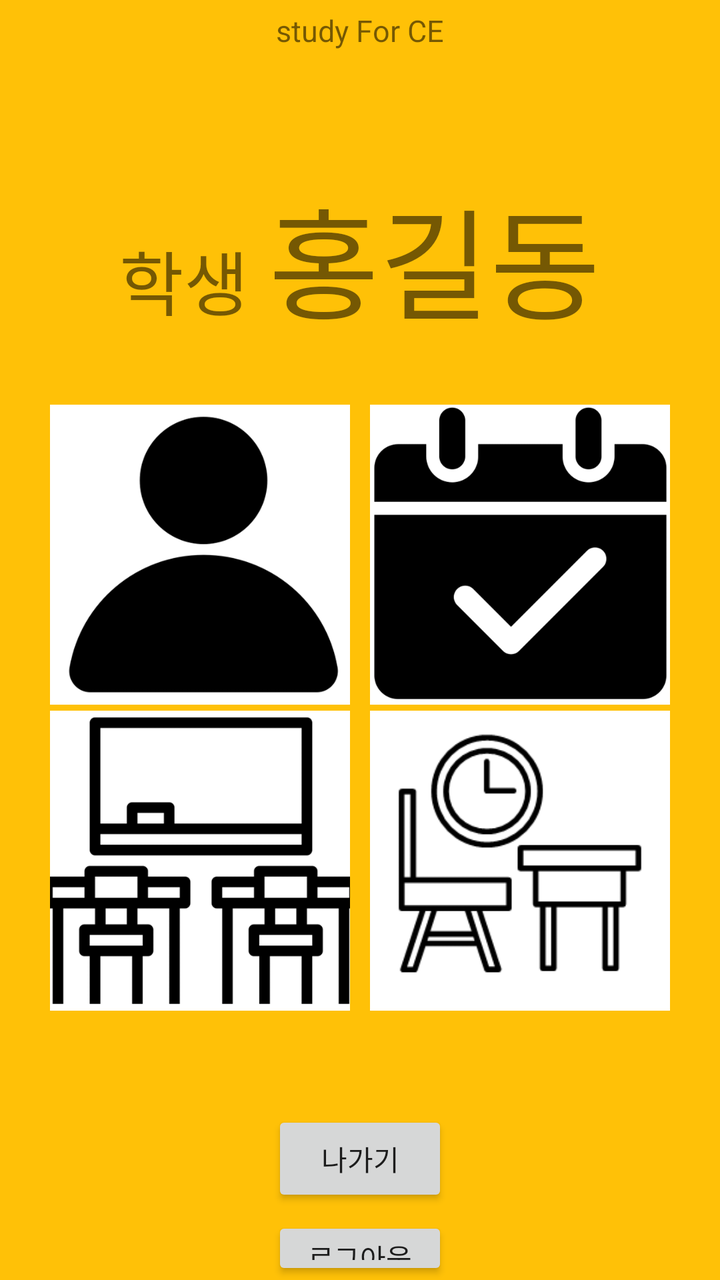
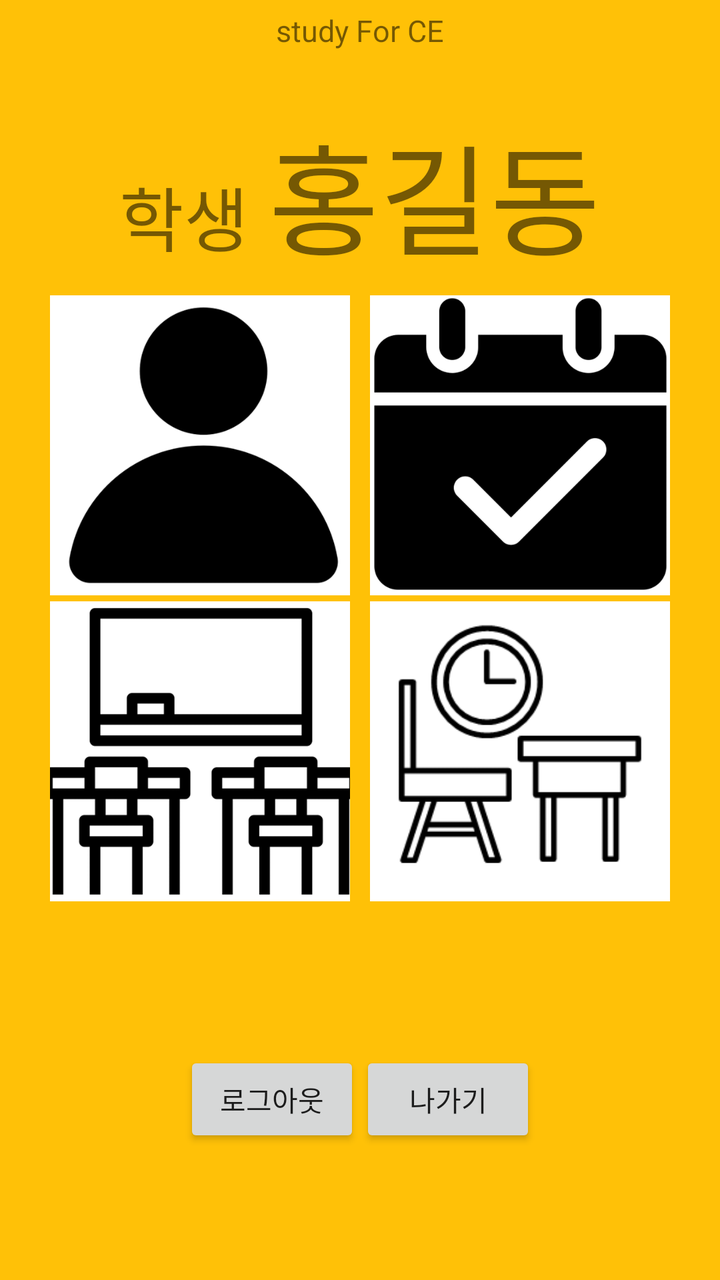

The first picture is an Android layout as it rendered before a commit; the second is the same layout after the commit. The layout source and the unified diff follow.
<!-- AndroidManifest.xml: application theme AppTheme -->
<!-- res/layout/activity_personal_page.xml -->
<?xml version="1.0" encoding="utf-8"?>
<LinearLayout xmlns:android="http://schemas.android.com/apk/res/android"
    xmlns:app="http://schemas.android.com/apk/res-auto"
    xmlns:tools="http://schemas.android.com/tools"
    android:layout_width="match_parent"
    android:layout_height="match_parent"
    tools:context=".personal_page"
    android:orientation="vertical"
    android:background="@color/orange">


    <TextView
        android:layout_width="wrap_content"
        android:layout_height="wrap_content"
        android:layout_gravity="center"
        android:layout_marginTop="5dp"
        android:text="study For CE"
        android:textSize="15dp"/>

    <LinearLayout
        android:layout_width="wrap_content"
        android:layout_height="wrap_content"
        android:layout_gravity="center_horizontal"
        android:layout_marginTop="60dp">
        <TextView
            android:id="@+id/usertype"
            android:layout_height="wrap_content"
            android:layout_width="wrap_content"
            android:text="학생"
            android:textSize="35dp" />
        <TextView
            android:id="@+id/username"
            android:layout_width="wrap_content"
            android:layout_height="wrap_content"
            android:layout_marginLeft="10dp"
            android:text="홍길동"
            android:textSize="60dp" />
    </LinearLayout>



    <GridLayout
        android:layout_width="wrap_content"
        android:layout_height="wrap_content"
        android:layout_marginTop="30dp"
        android:columnCount="2"
        android:rowCount="2"
        android:layout_gravity="center">
        <ImageButton
            android:id="@+id/userinfo"
            android:layout_width="150dp"
            android:layout_height="150dp"
            android:layout_marginRight="5dp"
            android:layout_column="0"
            android:layout_row="0"
            android:src="@drawable/person"
            android:padding="0sp"
            android:scaleType="centerCrop" />
        <ImageButton
            android:id="@+id/schedule"
            android:layout_width="150dp"
            android:layout_height="150dp"
            android:layout_marginLeft="5dp"
            android:layout_column="1"
            android:layout_row="0"
            android:src="@drawable/schedule"
            android:padding="0sp"
            android:scaleType="centerCrop" />
        <ImageButton
            android:id="@+id/userclasses"
            android:layout_width="150dp"
            android:layout_height="150dp"
            android:layout_marginRight="5dp"
            android:layout_marginTop="3dp"
            android:layout_row="1"
            android:layout_column="0"
            android:src="@drawable/classes"
            android:padding="0sp"
            android:scaleType="centerCrop" />
        <ImageButton
            android:id="@+id/timer"
            android:layout_width="150dp"
            android:layout_height="150dp"
            android:layout_marginLeft="5dp"
            android:layout_marginTop="3dp"
            android:layout_row="1"
            android:layout_column="1"
            android:src="@drawable/studytime"
            android:padding="0sp"
            android:scaleType="centerCrop" />
    </GridLayout>

    <Button
        android:id="@+id/exit"
        android:layout_marginTop="50dp"
        android:layout_width="wrap_content"
        android:layout_height="wrap_content"
        android:layout_gravity="center_horizontal"
        android:text="나가기" />

    <Button
        android:id="@+id/logout"
        android:layout_marginTop="5dp"
        android:layout_width="wrap_content"
        android:layout_height="wrap_content"
        android:layout_gravity="center_horizontal"
        android:text="로그아웃" />

</LinearLayout>
<!-- resources referenced by this layout -->
<resources>
  <color name="orange">#FFC107 </color>
  <!-- drawable classes: png bitmap (drawable, 12727 bytes) -->
  <!-- drawable person: png bitmap (drawable, 14621 bytes) -->
  <!-- drawable schedule: png bitmap (drawable, 14122 bytes) -->
  <!-- drawable studytime: png bitmap (drawable, 5573 bytes) -->
  <style name="AppTheme" parent="Theme.AppCompat.Light.DarkActionBar">
          
          <item name="colorPrimary">@color/colorPrimary</item>
          <item name="colorPrimaryDark">@color/colorPrimaryDark</item>
          <item name="colorAccent">@color/colorAccent</item>
      </style>
  <color name="colorPrimary">#A4A28D</color>
  <color name="colorPrimaryDark">#FFFFFF</color>
  <color name="colorAccent">#03DAC5</color>
</resources>

<!-- the commit's change to res/layout/activity_personal_page.xml (unified diff, before → after) -->
@@ -6,12 +6,14 @@
     android:layout_height="match_parent"
     tools:context=".personal_page"
     android:orientation="vertical"
-    android:background="@color/orange">
+    android:background="@color/orange"
+    android:weightSum="6">
 
 
     <TextView
         android:layout_width="wrap_content"
-        android:layout_height="wrap_content"
+        android:layout_height="0dp"
+        android:layout_weight="0.3"
         android:layout_gravity="center"
         android:layout_marginTop="5dp"
         android:text="study For CE"
@@ -19,9 +21,10 @@
 
     <LinearLayout
         android:layout_width="wrap_content"
-        android:layout_height="wrap_content"
+        android:layout_height="0dp"
+        android:layout_weight="1"
         android:layout_gravity="center_horizontal"
-        android:layout_marginTop="60dp">
+        android:layout_marginTop="20dp">
         <TextView
             android:id="@+id/usertype"
             android:layout_height="wrap_content"
@@ -41,8 +44,9 @@
 
     <GridLayout
         android:layout_width="wrap_content"
-        android:layout_height="wrap_content"
-        android:layout_marginTop="30dp"
+        android:layout_height="0dp"
+        android:layout_weight="4"
+        android:layout_marginTop="0dp"
         android:columnCount="2"
         android:rowCount="2"
         android:layout_gravity="center">
@@ -90,20 +94,26 @@
             android:scaleType="centerCrop" />
     </GridLayout>
 
-    <Button
-        android:id="@+id/exit"
-        android:layout_marginTop="50dp"
+    <LinearLayout
         android:layout_width="wrap_content"
         android:layout_height="wrap_content"
-        android:layout_gravity="center_horizontal"
-        android:text="나가기" />
+        android:layout_gravity="center"
+        android:layout_weight="1">
+        <Button
+            android:id="@+id/logout"
+            android:layout_width="wrap_content"
+            android:layout_height="wrap_content"
+            android:layout_gravity="center_horizontal"
+            android:text="로그아웃" />
+        <Button
+            android:id="@+id/exit"
+            android:layout_width="wrap_content"
+            android:layout_height="wrap_content"
+            android:layout_gravity="center_horizontal"
+            android:text="나가기" />
 
-    <Button
-        android:id="@+id/logout"
-        android:layout_marginTop="5dp"
-        android:layout_width="wrap_content"
-        android:layout_height="wrap_content"
-        android:layout_gravity="center_horizontal"
-        android:text="로그아웃" />
+    </LinearLayout>
+
+
 
 </LinearLayout>
